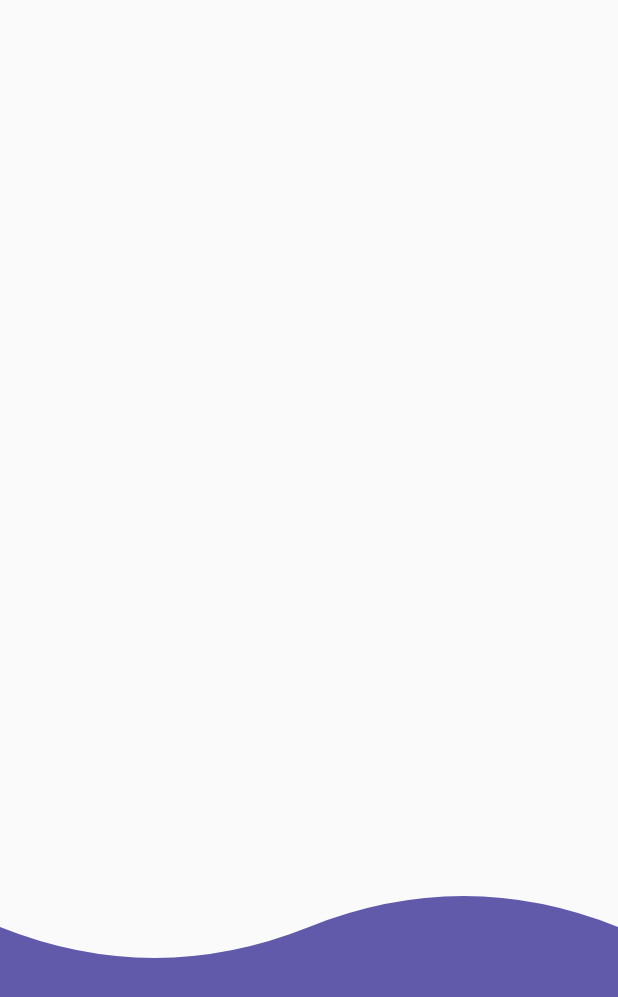
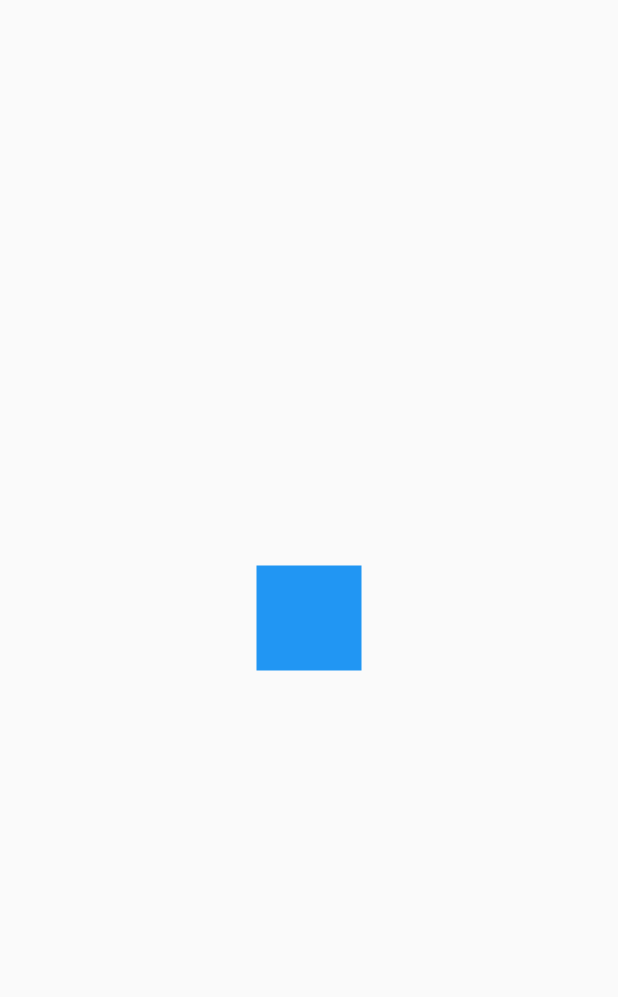
Before and after one commit to oscar02r/design_app_curso, a Flutter app: the screen it shows after launch, on a phone screen of 412 x 824 dp. Shown: the top 997 px of the screen. Run offline on Flutter 3.47's test engine with Material 2 defaults, Android fonts, the phone set to English and light mode, and no system bars.

Commit message:
init of animation page

```diff
--- a/lib/main.dart
+++ b/lib/main.dart
@@ -1,3 +1,4 @@
+import 'package:design_app_curso/src/pages/animaciones_page.dart';
 import 'package:design_app_curso/src/pages/headers_page.dart';
 import 'package:flutter/material.dart';
 
@@ -15,7 +16,7 @@ class MyApp extends StatelessWidget {
       theme: ThemeData(
         primarySwatch: Colors.blue,
       ),
-      home: HeadersPage(),
+      home: AnimacionesPage(),
     );
   }
 }
--- /dev/null
+++ b/lib/src/pages/animaciones_page.dart
@@ -0,0 +1,40 @@
+import 'package:flutter/material.dart';
+
+class AnimacionesPage extends StatelessWidget {
+
+
+  @override
+  Widget build(BuildContext context) {
+    return Scaffold(
+      body:  Center(
+        child: CuadradoAnimado(),
+      ),
+    );
+  }
+}
+
+class CuadradoAnimado  extends StatefulWidget {
+  @override
+  _CuadradoAnimadoState createState() => _CuadradoAnimadoState();
+}
+
+class _CuadradoAnimadoState extends State<CuadradoAnimado> {
+  @override
+  Widget build(BuildContext context) {
+    return _Rectagulo();
+  }
+}
+
+class _Rectagulo extends StatelessWidget {
+
+  @override
+  Widget build(BuildContext context) {
+    return Container(
+      height: 70.0,
+      width: 70.0,
+      decoration: BoxDecoration(
+        color: Colors.blue
+      ),
+    );
+  }
+}
--- a/lib/src/pages/headers_page.dart
+++ b/lib/src/pages/headers_page.dart
@@ -8,7 +8,7 @@ class HeadersPage extends StatelessWidget {
   @override
   Widget build(BuildContext context) {
     return Scaffold(
-         body:HeaderWave()
+         body:HeaderWaveGradient()
     );
   }
 }
```
Also changed, not shown: lib/src/widget/headers.dart (+66 -0 lines).
